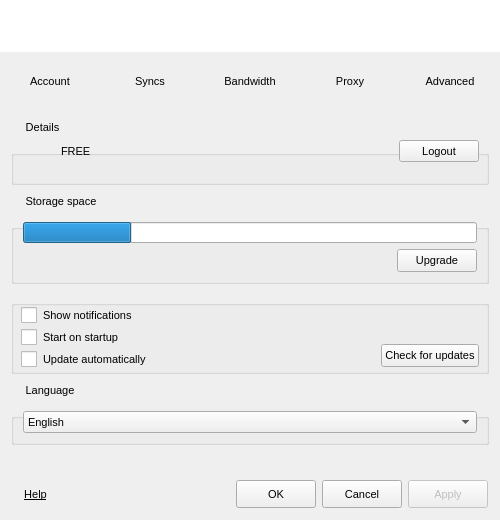
The window that Source/MEGASync/gui/win/SettingsDialog.ui (meganz/MEGAsync) describes before a commit, drawn with Qt 5.
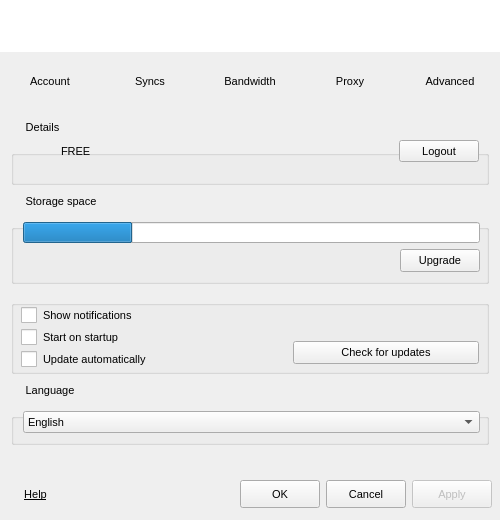
The same window after the commit. Icons and pictures are not drawn.

Commit message:
GUI fixes for the settings dialog (Windows only)
Not accurate yet

What changed in the file:
```diff
--- a/Source/MEGASync/gui/win/SettingsDialog.ui
+++ b/Source/MEGASync/gui/win/SettingsDialog.ui
@@ -354,10 +354,10 @@
          <number>9</number>
         </property>
         <property name="rightMargin">
-         <number>12</number>
+         <number>8</number>
         </property>
         <property name="bottomMargin">
-         <number>9</number>
+         <number>8</number>
         </property>
         <item>
          <widget class="QLabel" name="lHelp">
@@ -624,6 +624,9 @@
           <string>Storage space</string>
          </property>
          <layout class="QVBoxLayout" name="verticalLayout_7">
+          <property name="rightMargin">
+           <number>8</number>
+          </property>
           <item>
            <widget class="QProgressBar" name="pStorage">
             <property name="value">
@@ -642,6 +645,9 @@
               <height>26</height>
              </size>
             </property>
+            <property name="styleSheet">
+             <string notr="true"/>
+            </property>
             <layout class="QHBoxLayout" name="horizontalLayout_5">
              <property name="spacing">
               <number>0</number>
@@ -800,18 +806,30 @@
                    </size>
                   </property>
                   <layout class="QHBoxLayout" name="horizontalLayout_13">
-                   <property name="margin">
+                   <property name="leftMargin">
                     <number>0</number>
                    </property>
+                   <property name="topMargin">
+                    <number>0</number>
+                   </property>
+                   <property name="rightMargin">
+                    <number>0</number>
+                   </property>
+                   <property name="bottomMargin">
+                    <number>3</number>
+                   </property>
                    <item>
                     <spacer name="horizontalSpacer_6">
                      <property name="orientation">
                       <enum>Qt::Horizontal</enum>
                      </property>
+                     <property name="sizeType">
+                      <enum>QSizePolicy::Minimum</enum>
+                     </property>
                      <property name="sizeHint" stdset="0">
                       <size>
                        <width>40</width>
-                       <height>20</height>
+                       <height>23</height>
                       </size>
                      </property>
                     </spacer>
@@ -847,6 +865,9 @@
           <string>Language</string>
          </property>
          <layout class="QVBoxLayout" name="verticalLayout_4">
+          <property name="rightMargin">
+           <number>8</number>
+          </property>
           <item>
            <widget class="QComboBox" name="cLanguage">
             <property name="sizePolicy">
```
Left out of the diff: 58 changed lines with no effect on the pictures.
